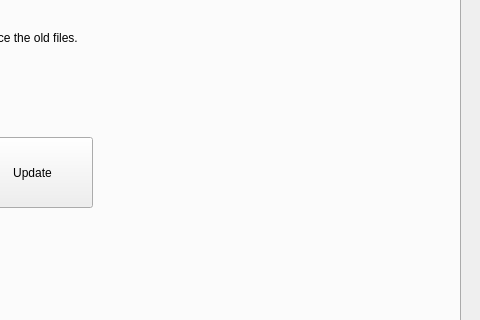
JJHX/OperateWithSN, file writestationtbl.ui: the form before one commit; both pictures show x 320 to 800 and y 199 to 519 of the 800 by 600 pixel window.
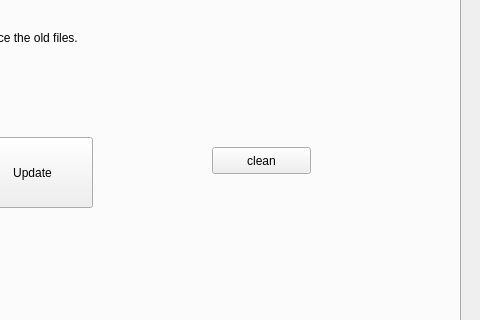
The form after the commit.

Commit message:
in writeStation class, modified function to: Create a folder with project name.Exp: update_NCL1 is included under the folder, the new directory "NCL1" will be created.
Content(files only) under update_NCL1 will be copy to destination "NCL1"
if there is a exsistence of subfolder, content in subfolder will be copy too.

Add clean buttom to remove old source file.

```diff
--- a/writestationtbl.ui
+++ b/writestationtbl.ui
@@ -372,6 +372,19 @@
       <string>Files from USB drive will be paste into display and replace the old files. </string>
      </property>
     </widget>
+    <widget class="QPushButton" name="pushButton_2">
+     <property name="geometry">
+      <rect>
+       <x>530</x>
+       <y>190</y>
+       <width>99</width>
+       <height>27</height>
+      </rect>
+     </property>
+     <property name="text">
+      <string>clean</string>
+     </property>
+    </widget>
    </widget>
   </widget>
  </widget>
```
The commit also changes 6 other files.
